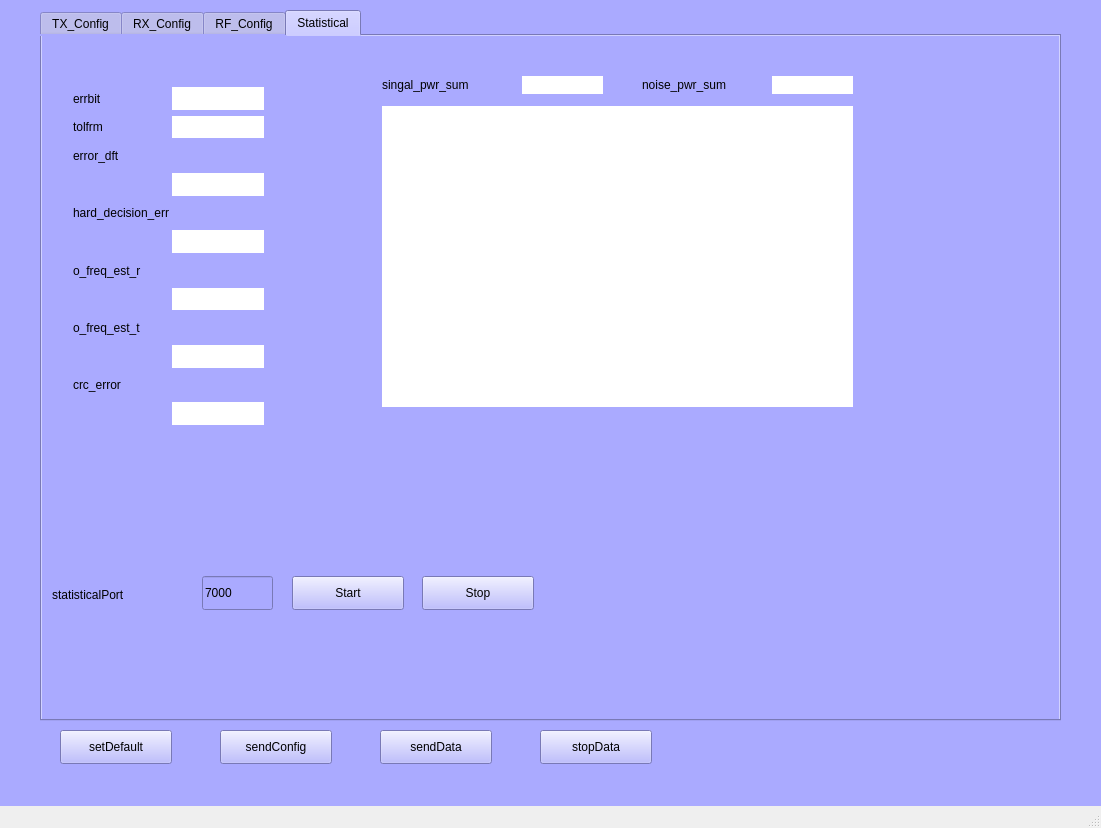
Qt form mainWinUI.ui (JackzhangLOVEcode/qtprj2-ver1.0) before a commit.
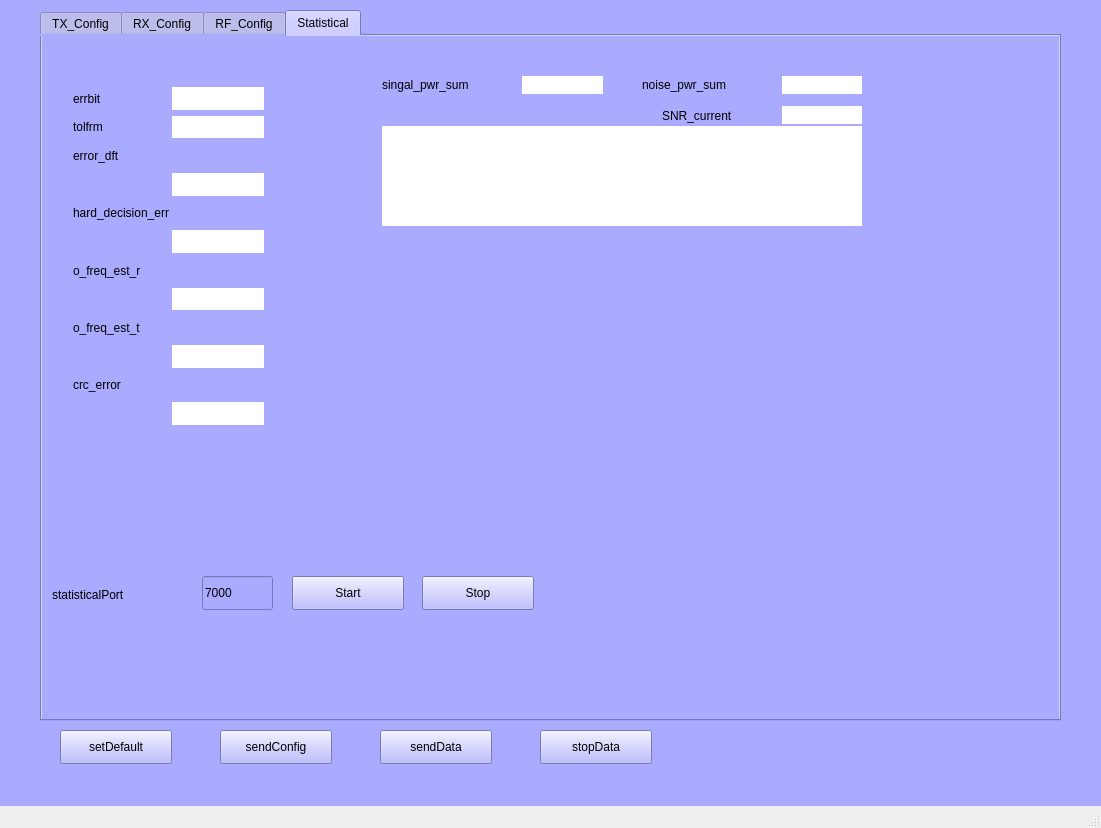
The same form after that commit. The open tabs and pages were chosen to show the change.

Commit message: 增加SNR折线动态显示功能

What changed in the file:
```diff
--- a/mainWinUI.ui
+++ b/mainWinUI.ui
@@ -2072,9 +2072,9 @@
      <widget class="QLabel" name="noise_pwr_sum_show">
       <property name="geometry">
        <rect>
-        <x>730</x>
+        <x>740</x>
         <y>40</y>
-        <width>81</width>
+        <width>80</width>
         <height>18</height>
        </rect>
       </property>
@@ -2130,9 +2130,9 @@
       <property name="geometry">
        <rect>
         <x>340</x>
-        <y>70</y>
-        <width>471</width>
-        <height>301</height>
+        <y>90</y>
+        <width>480</width>
+        <height>100</height>
        </rect>
       </property>
       <property name="styleSheet">
@@ -2347,6 +2347,41 @@
        <string>7000</string>
       </property>
      </widget>
+     <widget class="QLabel" name="SNR_current_label">
+      <property name="geometry">
+       <rect>
+        <x>620</x>
+        <y>70</y>
+        <width>111</width>
+        <height>20</height>
+       </rect>
+      </property>
+      <property name="text">
+       <string>SNR_current</string>
+      </property>
+     </widget>
+     <widget class="QLabel" name="SNR_current_show">
+      <property name="geometry">
+       <rect>
+        <x>740</x>
+        <y>70</y>
+        <width>80</width>
+        <height>18</height>
+       </rect>
+      </property>
+      <property name="font">
+       <font>
+        <weight>50</weight>
+        <bold>false</bold>
+       </font>
+      </property>
+      <property name="styleSheet">
+       <string notr="true">background-color: rgb(255, 255, 255);</string>
+      </property>
+      <property name="text">
+       <string/>
+      </property>
+     </widget>
     </widget>
    </widget>
    <widget class="QPushButton" name="setDefault">
```
Left out of the diff: 2 changed lines with no effect on the pictures. The commit also changes 2 other files.
